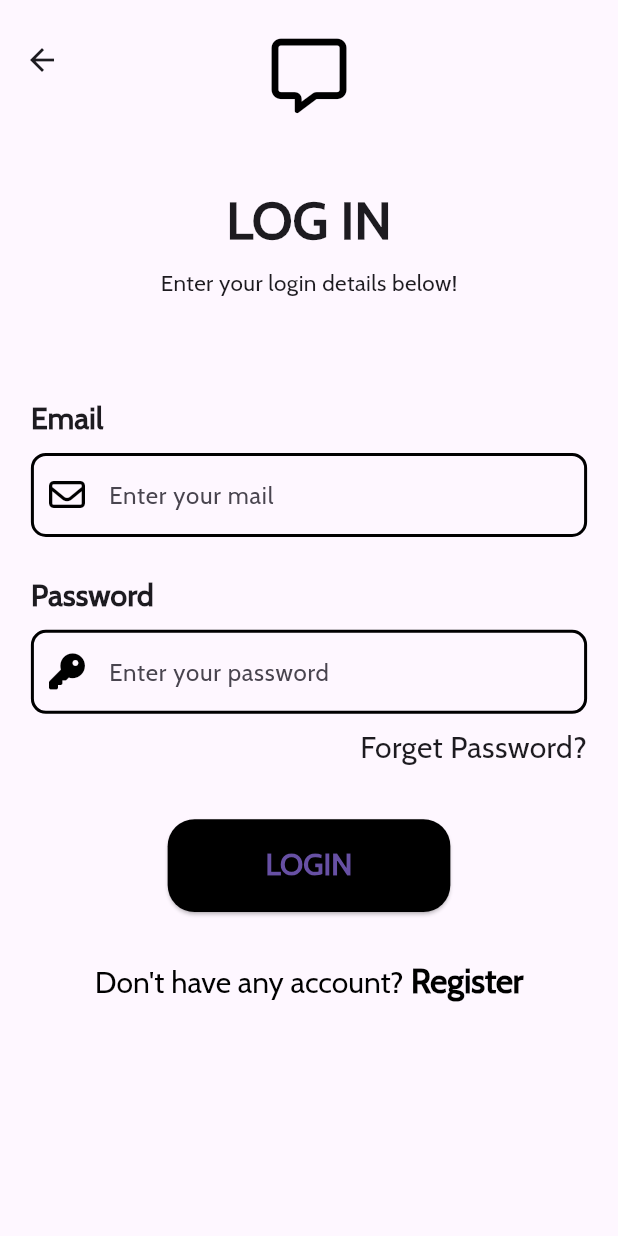
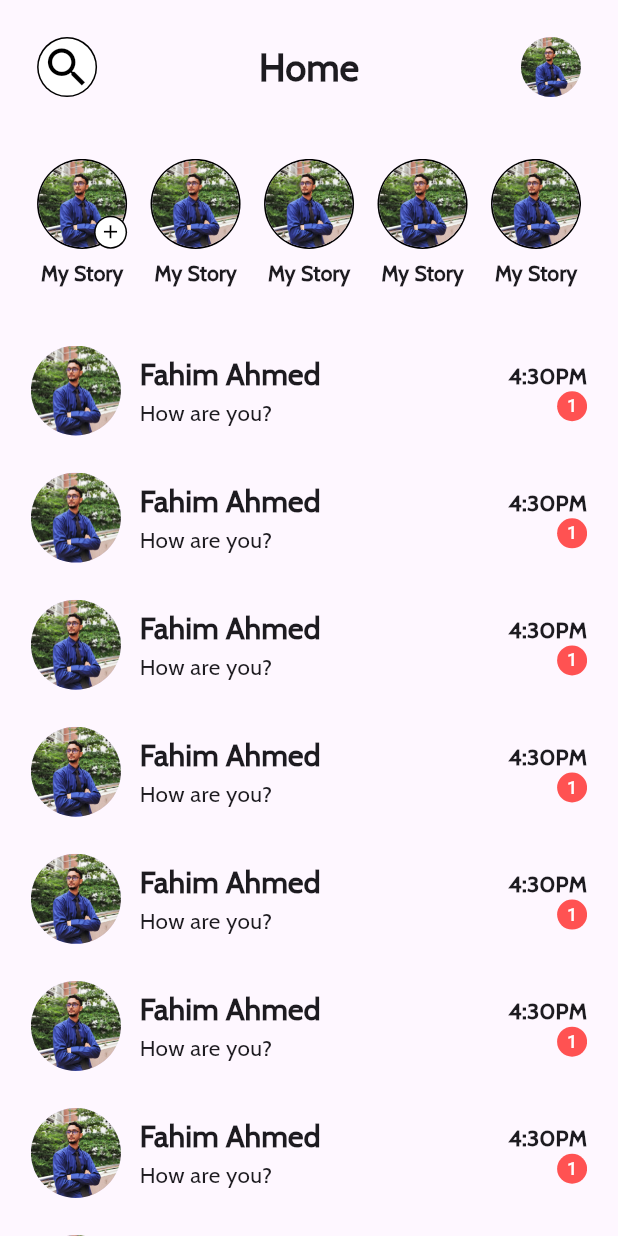
Before and after one commit to fahimahmed1310/connect_app, a Flutter app: the LoginScreen screen opened by its route, after a tap on "LOGIN", on a phone screen of 412 x 824 dp. Run offline on Flutter 3.47's test engine with Material 3 defaults, Android fonts, the phone set to English and light mode, and no system bars; our stand-ins replace font_awesome_flutter, get.

Commit message:
home screen

```diff
--- /dev/null
+++ b/lib/controllers/home_screen_controller.dart
@@ -0,0 +1,10 @@
+import 'package:get/get.dart';
+
+
+
+
+class HomeScreenController extends GetxController{
+
+
+
+}
--- a/lib/helper/init_dependency.dart
+++ b/lib/helper/init_dependency.dart
@@ -1,3 +1,4 @@
+import 'package:connect_app/controllers/home_screen_controller.dart';
 import 'package:connect_app/controllers/welcome_screen_controller.dart';
 import 'package:get/get.dart';
 
@@ -6,6 +7,7 @@ class InitDependency extends Bindings{
   @override
   void dependencies() {
     Get.lazyPut(() => WelcomeScreenController() );
+    Get.lazyPut(() => HomeScreenController() );
   }
 
 }
--- a/lib/route/my_router.dart
+++ b/lib/route/my_router.dart
@@ -1,3 +1,4 @@
+import 'package:connect_app/screens/home_screen.dart';
 import 'package:connect_app/screens/login_screen.dart';
 import 'package:connect_app/screens/register_screen.dart';
 import 'package:connect_app/screens/splash_screen.dart';
@@ -14,6 +15,7 @@ class MyRouter{
       GetPage(name: RouteConstants.welcomeScreenRoute, page: () => const WelcomeScreen()),//transitionDuration:  Duration(seconds: 1),transition:Transition.rightToLeft),
       GetPage(name: RouteConstants.loginScreenRoute, page: () => const LoginScreen(),transitionDuration: const Duration(milliseconds: 500),transition:Transition.rightToLeft),
       GetPage(name: RouteConstants.registerScreenRoute, page: () => const RegisterScreen(),transitionDuration: const Duration(milliseconds: 500),transition:Transition.rightToLeft),
+      GetPage(name: RouteConstants.homeScreenRoute, page: () => const HomeScreen(),transitionDuration: const Duration(milliseconds: 500),transition:Transition.rightToLeft),
     ];
   }
 
--- a/lib/screens/home_screen.dart
+++ b/lib/screens/home_screen.dart
@@ -0,0 +1,197 @@
+import 'package:connect_app/controllers/home_screen_controller.dart';
+import 'package:connect_app/utils/constants/color_constants.dart';
+import 'package:connect_app/utils/custom_widgets/story_ui.dart';
+import 'package:flutter/material.dart';
+import 'package:get/get.dart';
+
+class HomeScreen extends StatelessWidget {
+  const HomeScreen({super.key});
+
+  @override
+  Widget build(BuildContext context) {
+    HomeScreenController homeScreenController = Get.find();
+
+    return Scaffold(
+      body: SafeArea(
+        child: Column(
+          children: [
+            Padding(
+              padding: EdgeInsets.only(
+                top: MediaQuery.of(context).size.height * 0.03,
+                left: MediaQuery.of(context).size.width * 0.06,
+                right: MediaQuery.of(context).size.width * 0.06,
+              ),
+              child: SingleChildScrollView(
+                child: Column(
+                  mainAxisAlignment: MainAxisAlignment.start,
+                  crossAxisAlignment: CrossAxisAlignment.start,
+                  children: [
+                    Row(
+                      mainAxisAlignment: MainAxisAlignment.spaceBetween,
+                      children: [
+                        CircleAvatar(
+                          backgroundColor: Colors.black,
+                          radius: 20,
+                          child: CircleAvatar(
+                            radius: 19,
+                            backgroundColor: Colors.white,
+                            child: Icon(
+                              Icons.search,
+                              size: 34,
+                              color: ColorConstants.blackColor,
+                            ),
+                          ),
+                        ),
+                        Text(
+                          "Home",
+                          style: TextStyle(
+                              fontFamily: "Cabin",
+                              fontSize: 25,
+                              fontWeight: FontWeight.bold),
+                        ),
+                        CircleAvatar(
+                          foregroundImage: AssetImage("assets/images/user.jpg"),
+                        ),
+                      ],
+                    ),
+                    SizedBox(height: MediaQuery.of(context).size.height * 0.05),
+                    SingleChildScrollView(
+                      child: SizedBox(
+                        height: MediaQuery.of(context).size.height * 0.11,
+                        width: double.infinity,
+                        child: ListView.separated(
+                          separatorBuilder: (context, index) {
+                            return SizedBox(
+                              width: MediaQuery.of(context).size.width * 0.038,
+                            );
+                          },
+                          shrinkWrap: true,
+                          //physics: NeverScrollableScrollPhysics(),
+                          itemCount: 10,
+                          scrollDirection: Axis.horizontal,
+                          itemBuilder: (context, index) {
+                            return StoryUI(index: index);
+                          },
+                        ),
+                      ),
+                    ),
+                  ],
+                ),
+              ),
+            ),
+            SizedBox(
+              height: MediaQuery.of(context).size.height * 0.001,
+            ),
+            Expanded(
+              child: Padding(
+                padding: EdgeInsets.only(
+                  left: MediaQuery.of(context).size.width * 0.05,
+                  top: MediaQuery.of(context).size.height * 0.04,
+                  right: MediaQuery.of(context).size.width * 0.05,
+                ),
+                child: Container(
+                  decoration: const BoxDecoration(
+
+                    borderRadius: BorderRadius.only(
+                        topLeft: Radius.circular(60),
+                        topRight: Radius.circular(60)),
+                  ),
+                  child: SingleChildScrollView(
+                    child: ListView.separated(
+                      shrinkWrap: true,
+                      physics: NeverScrollableScrollPhysics(),
+                      itemCount: 10,
+                      itemBuilder: (context, index) {
+                        return Row(
+                          mainAxisAlignment: MainAxisAlignment.start,
+                          crossAxisAlignment: CrossAxisAlignment.center,
+                          children: [
+                            const CircleAvatar(
+                              radius: 30,
+                              backgroundImage:
+                                  AssetImage("assets/images/user.jpg"),
+                            ),
+                            SizedBox(
+                              width: MediaQuery.of(context).size.width * 0.03,
+                            ),
+                            Expanded(
+                              child: Container(
+                                child: Row(
+                                  children: [
+                                    Expanded(
+                                      child: Column(
+                                        crossAxisAlignment:
+                                            CrossAxisAlignment.start,
+                                        children: [
+                                          const Text(
+                                            "Fahim Ahmed",
+                                            style: TextStyle(
+                                                fontSize: 20,
+                                                fontWeight: FontWeight.bold,
+                                                fontFamily: "Cabin"),
+                                          ),
+                                          Padding(
+                                            padding: EdgeInsets.only(
+                                                right: MediaQuery.of(context)
+                                                        .size
+                                                        .width *
+                                                    0.03),
+                                            child: const Text(
+                                              "How are you? ",
+                                              overflow: TextOverflow.ellipsis,
+                                              maxLines: 1,
+                                              style: TextStyle(
+                                                  fontFamily: "Cabin",
+                                                  fontWeight: FontWeight.normal,
+                                                  fontSize: 15),
+                                            ),
+                                          ),
+                                        ],
+                                      ),
+                                    ),
+                                    const Column(
+                                      crossAxisAlignment:
+                                          CrossAxisAlignment.end,
+                                      children: [
+                                        Text(
+                                          "4:30PM",
+                                          style: TextStyle(
+                                              fontSize: 15,
+                                              fontWeight: FontWeight.bold,
+                                              fontFamily: "Cabin"),
+                                        ),
+                                        CircleAvatar(
+                                          radius: 10,
+                                          backgroundColor: Colors.redAccent,
+                                          child: Text(
+                                            "1",
+                                            style: TextStyle(
+                                                color: Colors.white,
+                                                fontSize: 12),
+                                          ),
+                                        ),
+                                      ],
+                                    )
+                                  ],
+                                ),
+                              ),
+                            )
+                          ],
+                        );
+                      },
+                      separatorBuilder: (context, index) {
+                        return SizedBox(
+                          height: MediaQuery.of(context).size.height * 0.03,
+                        );
+                      },
+                    ),
+                  ),
+                ),
+              ),
+            ),
+          ],
+        ),
+      ),
+    );
+  }
+}
--- a/lib/screens/login_screen.dart
+++ b/lib/screens/login_screen.dart
@@ -165,12 +165,19 @@ class LoginScreen extends StatelessWidget {
                                 bottom:
                                     MediaQuery.of(context).size.width * 0.04,
                               ),
+                              child: InkWell(
+                                onTap: (){
+                                  Get.offAndToNamed(
+                                    RouteConstants.homeScreenRoute
+                                  );
+                                },
                                 child: Text(
                                   "Login".toUpperCase(),
                                   style: const TextStyle(
                                       fontFamily: "Cabin",
                                       fontSize: 20,
                                       fontWeight: FontWeight.bold),
+                                ),
                               ),
                             ),
                           ),
@@ -183,7 +190,7 @@ class LoginScreen extends StatelessWidget {
                           child: RichText(
                             text: TextSpan(
                               text: "Don't have any account?",
-                              style: TextStyle(
+                              style: const TextStyle(
                                   fontSize: 20,
                                   fontFamily: "Cabin",
                                   color: ColorConstants.blackColor),
--- a/lib/screens/splash_screen.dart
+++ b/lib/screens/splash_screen.dart
@@ -39,7 +39,7 @@ class _SplashScreenState extends State<SplashScreen> with SingleTickerProviderSt
 
     Timer(const Duration(seconds: 5), () {
       Get.offAndToNamed(
-        RouteConstants.welcomeScreenRoute,
+        RouteConstants.homeScreenRoute,
       );
     });
 
--- a/lib/utils/constants/route_constants.dart
+++ b/lib/utils/constants/route_constants.dart
@@ -4,6 +4,7 @@ abstract class RouteConstants{
   static const String welcomeScreenRoute = '/welcome';
   static const String loginScreenRoute = '/login';
   static const String registerScreenRoute = '/register';
+  static const String homeScreenRoute = '/home';
 
 
 }
--- a/lib/utils/custom_widgets/custom_appbar.dart
+++ b/lib/utils/custom_widgets/custom_appbar.dart
@@ -1,4 +1,3 @@
-import 'package:connect_app/utils/constants/app_constants.dart';
 import 'package:connect_app/utils/constants/color_constants.dart';
 import 'package:flutter/material.dart';
 import 'package:font_awesome_flutter/font_awesome_flutter.dart';
--- /dev/null
+++ b/lib/utils/custom_widgets/story_ui.dart
@@ -0,0 +1,90 @@
+import 'package:connect_app/controllers/home_screen_controller.dart';
+import 'package:connect_app/utils/constants/color_constants.dart';
+import 'package:flutter/material.dart';
+import 'package:get/get.dart';
+
+class StoryUI extends StatelessWidget {
+
+  int? index;
+
+  StoryUI({required this.index});
+
+  @override
+  Widget build(BuildContext context) {
+
+    HomeScreenController homeScreenController = Get.find();
+
+    return GetBuilder<HomeScreenController>(
+      builder: (_){
+        return Column(
+          children: [
+            index == 0 ?
+            Column(
+              children: [
+                Stack(
+                  children: [
+                    const CircleAvatar(
+                      radius: 30,
+                      backgroundColor: ColorConstants.blackColor,
+                      child: CircleAvatar(
+                        radius:29,
+                        foregroundImage: AssetImage(
+                            "assets/images/user.jpg"
+                        ),
+                      ),
+                    ),
+                    const Positioned(
+                      bottom: 0.1,
+                      right: 0,
+                      child: CircleAvatar(
+                        backgroundColor: Colors.black,
+                        radius: 11,
+                        child: CircleAvatar(
+                          radius: 10,
+                          backgroundColor: ColorConstants.whiteColor,
+                          child: Center(child: Icon(Icons.add, color: ColorConstants.blackColor,size: 15,)),
+                        ),
+                      ),
+                    ),
+
+
+                  ],
+                ),
+                SizedBox(
+                    height: MediaQuery.of(context).size.height * 0.008
+                ),
+                const Text("My Story",style: TextStyle(
+                    fontWeight: FontWeight.bold,
+                    fontFamily: "Cabin"
+                ),),
+              ],
+            )
+            : Column(
+              children: [
+                const CircleAvatar(
+                  radius: 30,
+                  backgroundColor: ColorConstants.blackColor,
+                  child: CircleAvatar(
+                    radius:29,
+                    foregroundImage: AssetImage(
+                        "assets/images/user.jpg"
+                    ),
+                  ),
+                ),
+                SizedBox(
+                    height: MediaQuery.of(context).size.height * 0.008
+                ),
+                const Text("My Story",style: TextStyle(
+                    fontWeight: FontWeight.bold,
+                    fontFamily: "Cabin"
+                ),),
+              ],
+            ),
+
+          ],
+        );
+      },
+
+    );
+  }
+}
```
Also changed, not shown: assets/images/user.jpg (added). Lines whose indentation alone changed are shown as unchanged.
